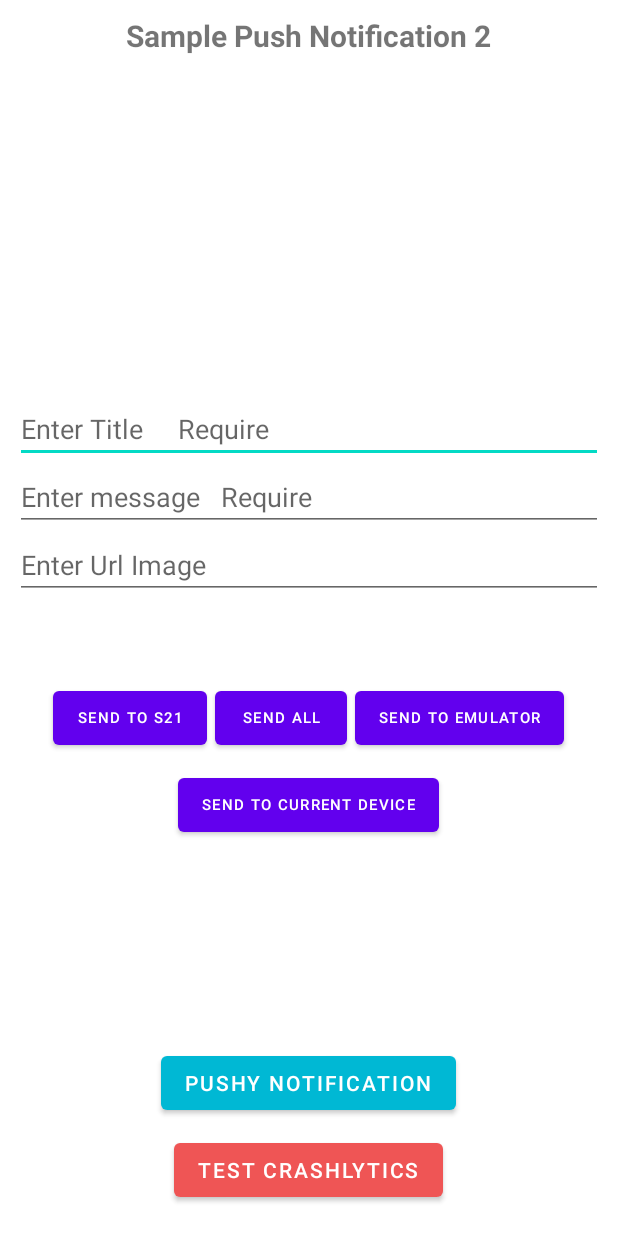
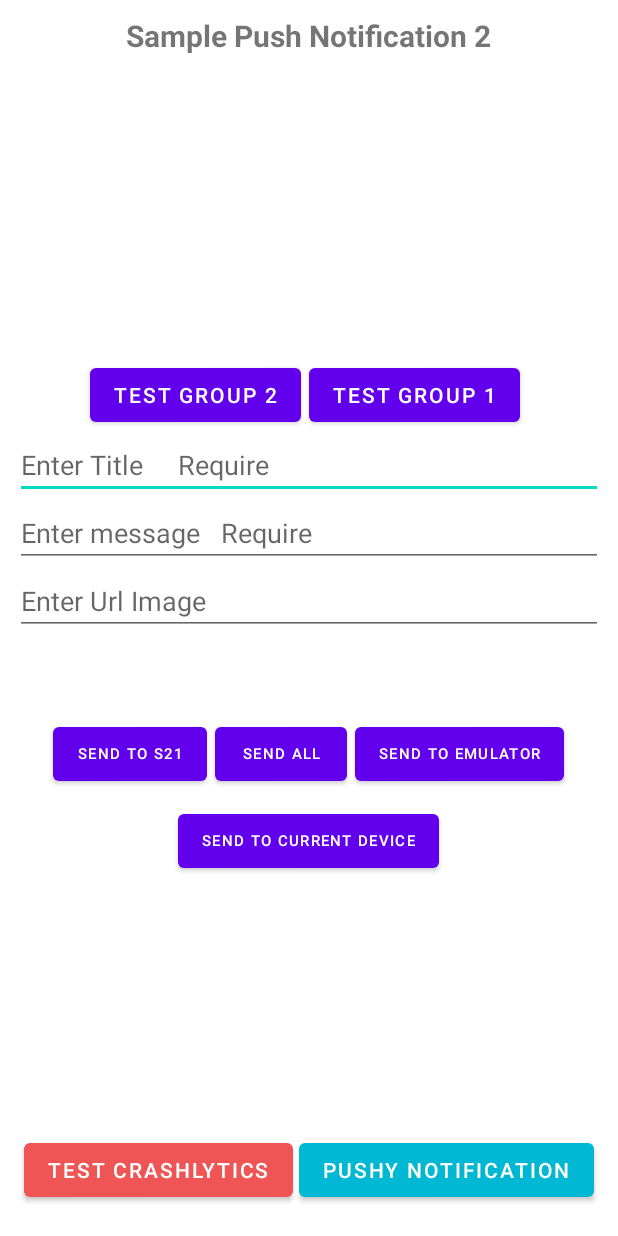
Before and after one commit to arashaltafi/Notification, an Android app: the screen it shows after launch (MainActivity), on a phone screen of 412 x 824 dp. Run offline under Robolectric (Android 15) with nearby library versions, the phone set to English and light mode, and no system bars; libraries missing offline, so code that uses them is left out: me.pushy.sdk; 1 statement that could not run was skipped.

Commit message:
Commit Fix Main UI

```diff
--- a/app/src/main/java/com/arash/altafi/notification2/ui/MainActivity.kt
+++ b/app/src/main/java/com/arash/altafi/notification2/ui/MainActivity.kt
@@ -63,6 +63,14 @@ class MainActivity : AppCompatActivity() {
 
         FirebaseMessaging.getInstance().subscribeToTopic(topic)
 
+        btnTestGroup1.setOnClickListener {
+            NotificationUtils.test(this, 1)
+        }
+
+        btnTestGroup2.setOnClickListener {
+            NotificationUtils.test(this, 2)
+        }
+
         btnSend.setOnClickListener {
             val title = etTitle.text.toString()
             val message = etMessage.text.toString()
@@ -79,9 +87,6 @@ class MainActivity : AppCompatActivity() {
         }
 
         btnSendS21FE.setOnClickListener {
-
-            NotificationUtils.test(this, 2)
-
             val title = etTitle.text.toString()
             val message = etMessage.text.toString()
             val image = etImage.text.toString()
@@ -97,9 +102,6 @@ class MainActivity : AppCompatActivity() {
         }
 
         btnSendEmulator29.setOnClickListener {
-
-            NotificationUtils.test(this, 1)
-
             val title = etTitle.text.toString()
             val message = etMessage.text.toString()
             val image = etImage.text.toString()
--- a/app/src/main/res/layout/activity_main.xml
+++ b/app/src/main/res/layout/activity_main.xml
@@ -24,6 +24,28 @@
         android:gravity="center"
         android:orientation="vertical"
         android:padding="10dp">
+
+        <androidx.appcompat.widget.LinearLayoutCompat
+            android:layout_width="match_parent"
+            android:layout_height="wrap_content"
+            android:layout_gravity="center"
+            android:gravity="center"
+            android:orientation="horizontal">
+
+            <com.google.android.material.button.MaterialButton
+                android:id="@+id/btnTestGroup1"
+                android:layout_width="wrap_content"
+                android:layout_height="wrap_content"
+                android:layout_marginHorizontal="5dp"
+                android:text="Test Group 1" />
+
+            <com.google.android.material.button.MaterialButton
+                android:id="@+id/btnTestGroup2"
+                android:layout_width="wrap_content"
+                android:layout_height="wrap_content"
+                android:text="Test Group 2" />
+
+        </androidx.appcompat.widget.LinearLayoutCompat>
 
         <EditText
             android:id="@+id/etTitle"
@@ -103,13 +125,19 @@
 
     </androidx.appcompat.widget.LinearLayoutCompat>
 
+    <androidx.appcompat.widget.LinearLayoutCompat
+        android:layout_width="match_parent"
+        android:layout_height="wrap_content"
+        android:layout_alignParentBottom="true"
+        android:layout_marginBottom="20dp"
+        android:gravity="center"
+        android:orientation="horizontal">
+
         <com.google.android.material.button.MaterialButton
             android:id="@+id/btnPushyNotification"
             android:layout_width="wrap_content"
             android:layout_height="wrap_content"
-        android:layout_above="@+id/btnTestCrashlytics"
-        android:layout_centerHorizontal="true"
-        android:layout_marginBottom="10dp"
+            android:layout_marginHorizontal="2dp"
             android:text="Pushy Notification"
             android:textColor="@color/white"
             app:backgroundTint="#00B8D4" />
@@ -118,11 +146,11 @@
             android:id="@+id/btnTestCrashlytics"
             android:layout_width="wrap_content"
             android:layout_height="wrap_content"
-        android:layout_alignParentBottom="true"
-        android:layout_centerHorizontal="true"
-        android:layout_marginBottom="20dp"
+            android:layout_marginHorizontal="2dp"
             android:text="Test Crashlytics"
             android:textColor="@color/white"
             app:backgroundTint="#EF5555" />
 
+    </androidx.appcompat.widget.LinearLayoutCompat>
+
 </RelativeLayout>
```
Lines whose indentation alone changed are shown as unchanged.
